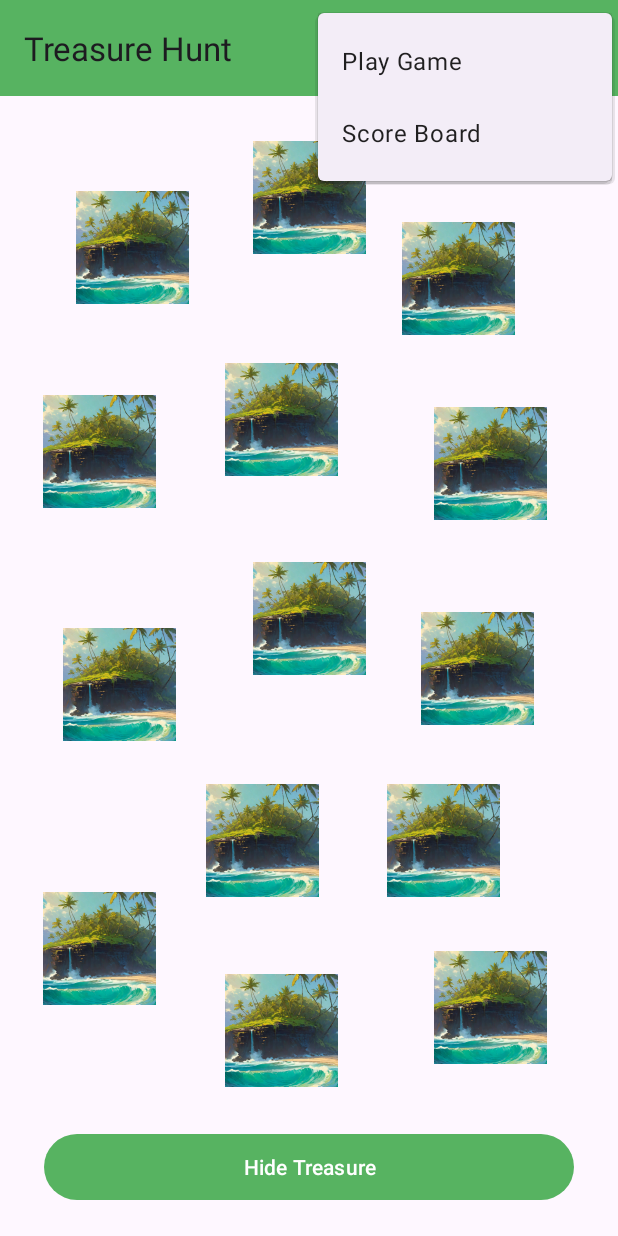
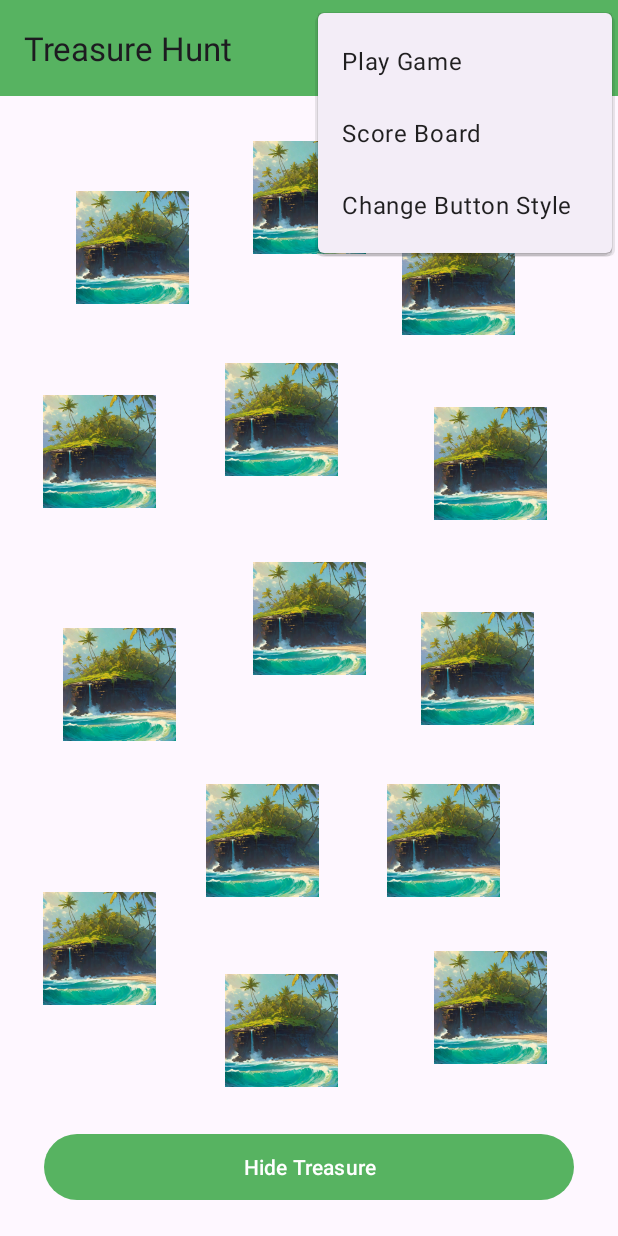
Before and after one commit to Logggee/GUI_Development_Aufgabe2, an Android app: the screen it shows after launch (MainActivity), with the options menu open, on a phone screen of 412 x 824 dp. Run offline under Robolectric (Android 15) with nearby library versions, the phone set to English and light mode, and no system bars.

Commit message:
added new menu item to change the shape of the play button

```diff
--- a/app/build.gradle.kts
+++ b/app/build.gradle.kts
@@ -4,12 +4,12 @@ plugins {
 
 android {
     namespace = "de.hsas.inf.aufgabe_2_gui_development"
-    compileSdk = 33
+    compileSdk = 34
 
     defaultConfig {
         applicationId = "de.hsas.inf.aufgabe_2_gui_development"
-        minSdk = 33
-        targetSdk = 33
+        minSdk = 32
+        targetSdk = 34
         versionCode = 1
         versionName = "1.0"
 
--- /dev/null
+++ b/app/src/main/res/drawable/shape_play_button.xml
@@ -0,0 +1,9 @@
+<?xml version="1.0" encoding="utf-8"?>
+<shape xmlns:android="http://schemas.android.com/apk/res/android"
+    android:shape="rectangle">
+    <corners android:radius ="10dp"/>
+    <solid android:color="@color/white"/>
+    <stroke
+        android:width="10dp"
+        android:color="@color/black"/>
+</shape>
--- a/app/src/main/res/menu/menu.xml
+++ b/app/src/main/res/menu/menu.xml
@@ -5,4 +5,7 @@
 
     <item android:title="@string/menuItem_scoreBoard"
         android:id ="@+id/itemScoreBoard" />
+
+    <item android:title="@string/menuItem_change_button"
+        android:id ="@+id/itemChangeButton" />
 </menu>
--- a/app/src/main/res/values/strings.xml
+++ b/app/src/main/res/values/strings.xml
@@ -5,4 +5,5 @@
     <string name="start_game">Hide Treasure</string>
     <string name="delete_scores">Delete Scores</string>
     <string name="activity_scoreBoard">Score Board</string>
+    <string name="menuItem_change_button">Change Button Style</string>
 </resources>
```
Also changed, not shown: app/src/main/java/de/hsas/inf/aufgabe_2_gui_development/MainActivity.java (+6 -4 lines).
